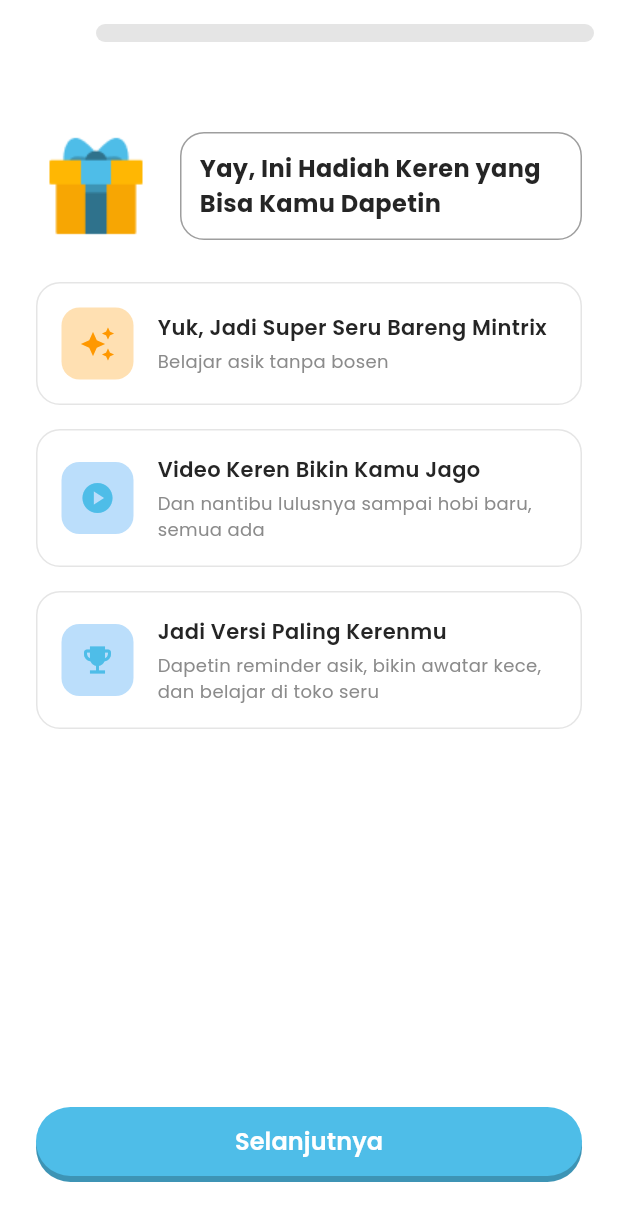
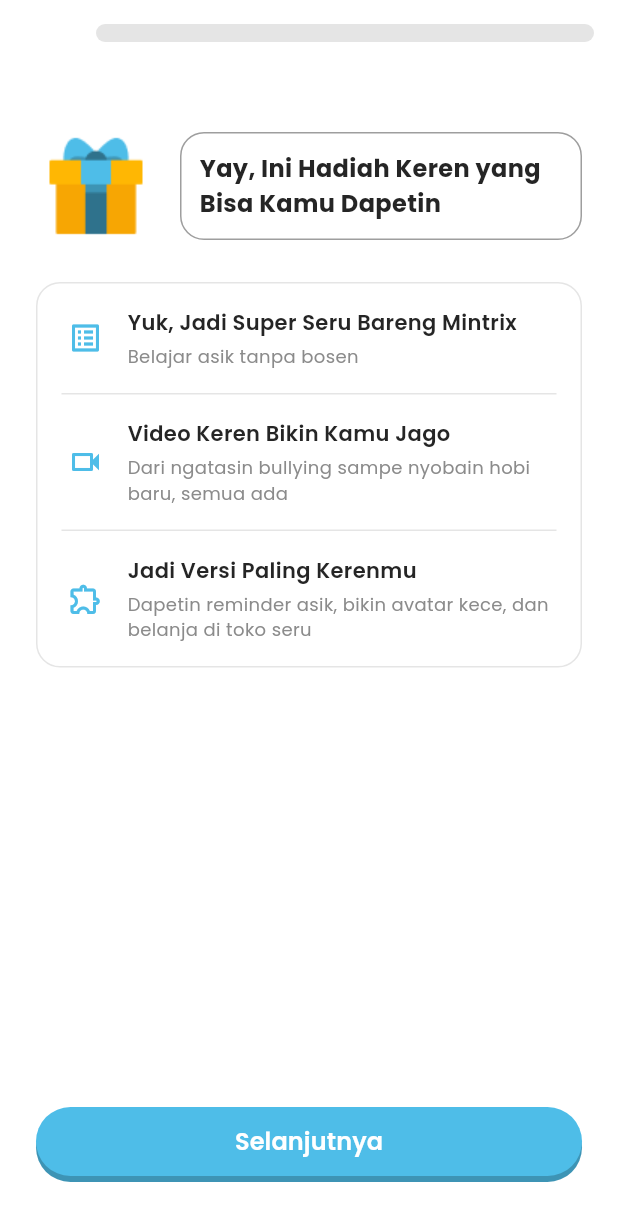
Before and after one commit to chindomiegoreng/mintrix, a Flutter app: the PersonalizationPage screen opened by its route, swiped to page 3, on a phone screen of 412 x 824 dp. Shown: the top 1221 px of the screen. Run offline on Flutter 3.47's test engine with Material 3 defaults, Android fonts, the light colour scheme and no system bars; our stand-ins replace bloc, equatable, flutter_bloc, flutter_svg, google_fonts, shared_preferences; accounts and stored records are empty; project files that could hold a hidden picture were left out.

Commit message:
Fix : Personalization 3

```diff
--- a/lib/features/personalization/persentation/pages/personalization3.dart
+++ b/lib/features/personalization/persentation/pages/personalization3.dart
@@ -9,21 +9,24 @@
 
   @override
   Widget build(BuildContext context) {
+    // Data disesuaikan dengan gambar
     final List<Map<String, dynamic>> rewards = [
       {
-        'icon': Icons.auto_awesome,
+        'icon': Icons.list_alt_outlined, // Ikon disesuaikan
         'title': 'Yuk, Jadi Super Seru Bareng Mintrix',
         'subtitle': 'Belajar asik tanpa bosen',
       },
       {
-        'icon': Icons.play_circle,
+        'icon': Icons.videocam_outlined, // Ikon disesuaikan
         'title': 'Video Keren Bikin Kamu Jago',
-        'subtitle': 'Dan nantibu lulusnya sampai hobi baru, semua ada',
+        'subtitle':
+            'Dari ngatasin bullying sampe nyobain hobi baru, semua ada', // Teks disesuaikan
       },
       {
-        'icon': Icons.emoji_events,
+        'icon': Icons.extension_outlined, // Ikon puzzle disesuaikan
         'title': 'Jadi Versi Paling Kerenmu',
-        'subtitle': 'Dapetin reminder asik, bikin awatar kece, dan belajar di toko seru',
+        'subtitle':
+            'Dapetin reminder asik, bikin avatar kece, dan belanja di toko seru', // Teks disesuaikan
       },
     ];
 
@@ -61,37 +64,32 @@
             ],
           ),
           const SizedBox(height: 24),
-          Expanded(
-            child: ListView.builder(
-              itemCount: rewards.length,
-              itemBuilder: (context, index) {
-                final reward = rewards[index];
-                final isFirst = index == 0;
-
-                return Padding(
-                  padding: const EdgeInsets.only(bottom: 16),
-                  child: Container(
-                    padding: const EdgeInsets.all(16),
+          Container(
             decoration: BoxDecoration(
               color: whiteColor,
               borderRadius: BorderRadius.circular(16),
               border: Border.all(color: const Color(0xFFE5E5E5)),
             ),
+            child: ListView.separated(
+              shrinkWrap: true,
+              physics: const NeverScrollableScrollPhysics(),
+              itemCount: rewards.length,
+              separatorBuilder: (context, index) => const Divider(
+                height: 1,
+                color: Color(0xFFE5E5E5),
+                indent: 16,
+                endIndent: 16,
+              ),
+              itemBuilder: (context, index) {
+                final reward = rewards[index];
+                return Padding(
+                  padding: const EdgeInsets.symmetric(vertical: 16, horizontal: 20),
                   child: Row(
                     children: [
-                        Container(
-                          padding: const EdgeInsets.all(12),
-                          decoration: BoxDecoration(
-                            color: isFirst
-                                ? Colors.orange.shade100
-                                : Colors.blue.shade100,
-                            borderRadius: BorderRadius.circular(12),
-                          ),
-                          child: Icon(
+                      Icon(
                         reward['icon'],
-                            color: isFirst ? Colors.orange : bluePrimaryColor,
+                        color: bluePrimaryColor,
                         size: 24,
-                          ),
                       ),
                       const SizedBox(width: 16),
                       Expanded(
@@ -105,7 +103,6 @@
                                 fontWeight: semiBold,
                               ),
                             ),
-                              if (reward['subtitle'].isNotEmpty) ...[
                             const SizedBox(height: 4),
                             Text(
                               reward['subtitle'],
@@ -114,17 +111,16 @@
                               ),
                             ),
                           ],
-                            ],
                         ),
                       ),
                     ],
-                    ),
                   ),
                 );
               },
             ),
           ),
-          const SizedBox(height: 16),
+          const Spacer(),
+
           CustomFilledButton(
             title: 'Selanjutnya',
             variant: ButtonColorVariant.blue,
```
Lines whose indentation alone changed are shown as unchanged.
